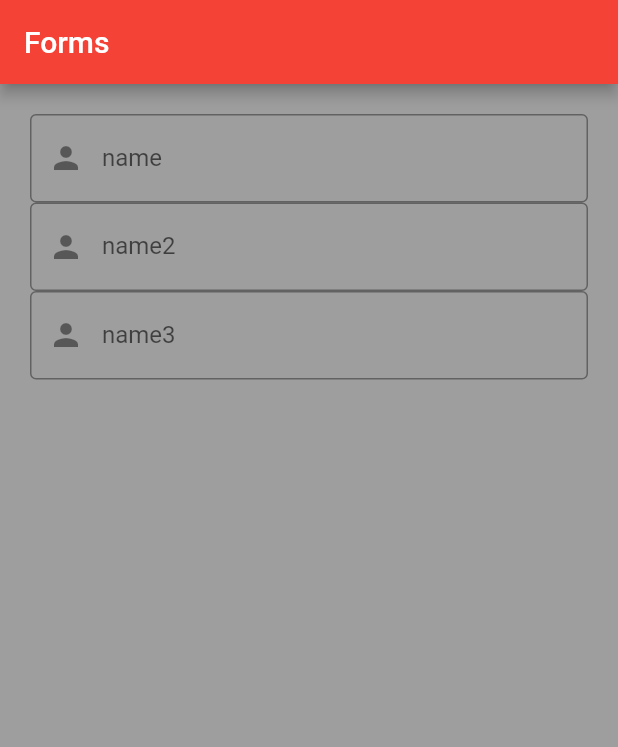
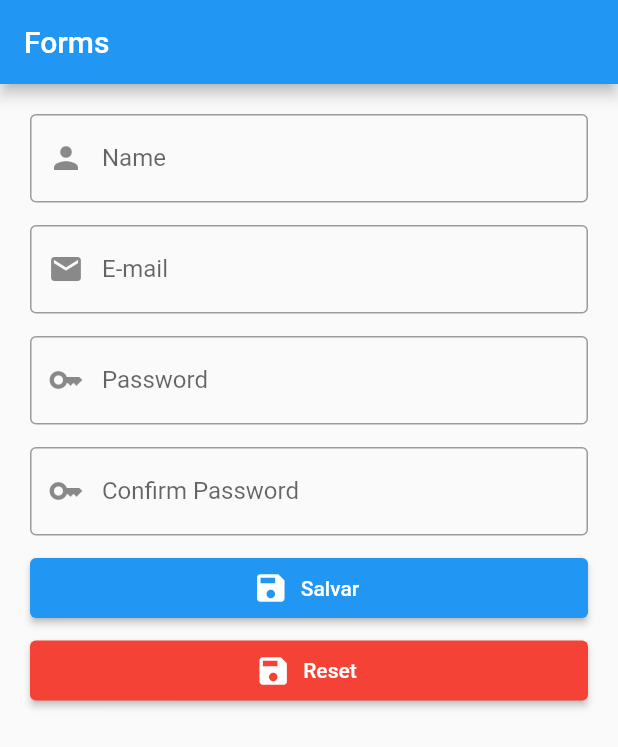
Before and after one commit to ThePetterMaster/FormFlutter, a Flutter app: the screen it shows after launch, on a phone screen of 412 x 824 dp. Shown: the top 747 px of the screen. Run offline on Flutter 3.47's test engine with Material 2 defaults, Android fonts, the phone set to English and light mode, and no system bars.

```diff
--- a/lib/home_page.dart
+++ b/lib/home_page.dart
@@ -10,41 +10,86 @@ class HomePage extends StatefulWidget {
 final textoController = TextEditingController();
 
 class _HomePageState extends State<HomePage> {
+  final formKey = GlobalKey<FormState>();
   @override
   Widget build(BuildContext context) {
     return Scaffold(
-        appBar: AppBar(
-          backgroundColor: Colors.red,
-          title: const Text("Forms"),
-        ),
-        body: Container(
-          color: Colors.grey,
+      appBar: AppBar(
+        title: const Text("Forms"),
+      ),
+      body: Form(
+          key: formKey,
           child: Padding(
               padding: const EdgeInsets.all(20),
               child: Column(
-                children: const [
-                  CusttomTexField(label: "name"),
-                  CusttomTexField(label: "name2"),
-                  CusttomTexField(label: "name3"),
+                children: [
+                  const CusttomTexField(
+                      label: "Name",
+                      icon: Icons.person,
+                      hint: "Coloque seu nome"),
+                  const SizedBox(height: 15),
+                  const CusttomTexField(
+                      label: "E-mail",
+                      icon: Icons.mail,
+                      hint: "Coloque seu e-mail"),
+                  const SizedBox(height: 15),
+                  const CusttomTexField(
+                      label: "Password",
+                      icon: Icons.key,
+                      hint: "Coloque sua senha"),
+                  const SizedBox(height: 15),
+                  const CusttomTexField(
+                      label: "Confirm Password",
+                      icon: Icons.key,
+                      hint: "Coloque sua senha"),
+                  const SizedBox(height: 15),
+                  SizedBox(
+                    width: double.infinity,
+                    height: 40,
+                    child: ElevatedButton.icon(
+                        onPressed: () {
+                          formKey.currentState?.validate();
+                        },
+                        icon: const Icon(Icons.save),
+                        label: const Text("Salvar")),
+                  ),
+                  const SizedBox(height: 15),
+                  SizedBox(
+                    width: double.infinity,
+                    height: 40,
+                    child: ElevatedButton.icon(
+                        style: ElevatedButton.styleFrom(
+                            backgroundColor: Colors.red),
+                        onPressed: () {},
+                        icon: const Icon(Icons.save),
+                        label: const Text("Reset")),
+                  ),
                 ],
-              )),
-        ));
+              ))),
+    );
   }
 }
 
 class CusttomTexField extends StatelessWidget {
   final String label;
-  const CusttomTexField({super.key, required this.label});
+  final String? hint;
+  final IconData? icon;
+  const CusttomTexField({super.key, required this.label, this.icon, this.hint});
 
   @override
   Widget build(BuildContext context) {
-    return TextField(
+    return TextFormField(
+      validator: (text) {
+        if (text == null || text.isEmpty) {
+          return 'Esse campo não pode ser vazio';
+        }
+      },
       controller: textoController,
       decoration: InputDecoration(
           border: const OutlineInputBorder(),
           labelText: label,
-          prefixIcon: const Icon(Icons.person),
-          hintText: "Coloque o seu nome"),
+          prefixIcon: Icon(icon),
+          hintText: hint),
     );
   }
 }
```
